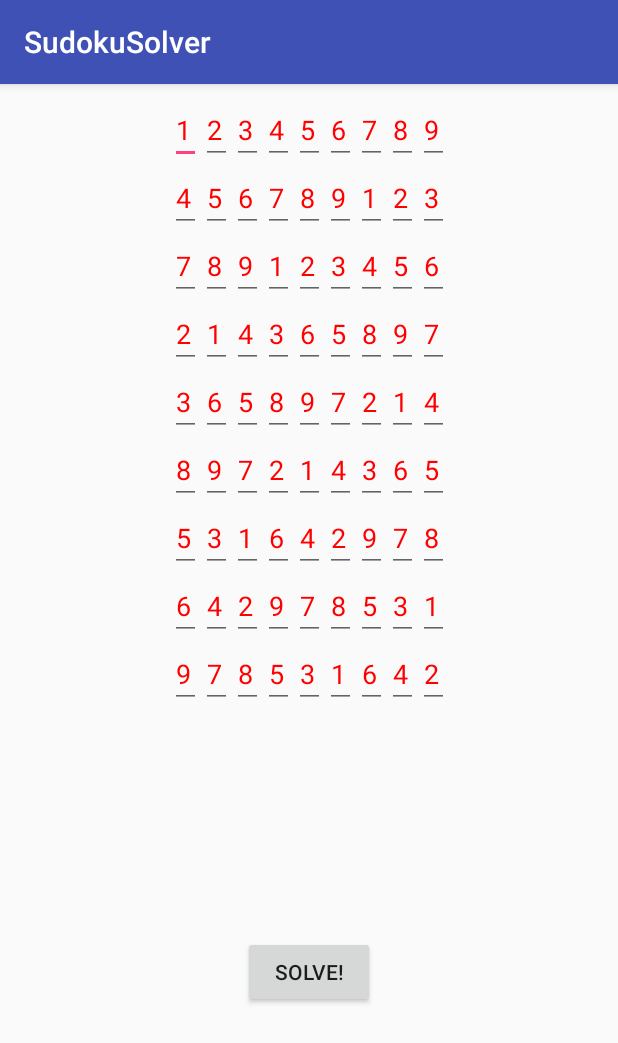
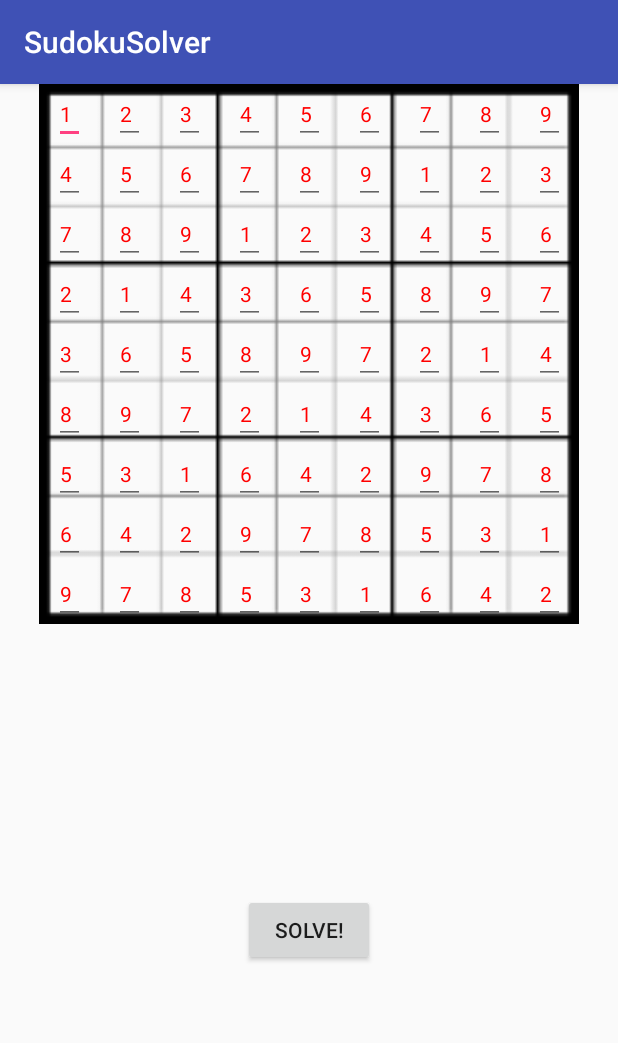
Before and after one commit to fengctor/Sudoku, an Android app: the screen it shows after launch (MainActivity), after a tap on "SOLVE!", on a phone screen of 412 x 824 dp. Shown: the top 1043 px of the screen. Run offline under Robolectric (Android 15) with nearby library versions, the light colour scheme and no system bars.

Commit message:
Add background and fix spacing

```diff
--- a/app/src/main/java/osellus/feng/gary/sudokusolver/MainActivity.java
+++ b/app/src/main/java/osellus/feng/gary/sudokusolver/MainActivity.java
@@ -53,7 +53,11 @@ public class MainActivity extends AppCompatActivity {
         final EditText editText = new EditText(this);
 
         editText.setRawInputType(InputType.TYPE_CLASS_NUMBER);
+        editText.setTextSize(14);
         editText.setFilters(new InputFilter[] {new InputFilter.LengthFilter(EDIT_MAX_LEN)});
+        GridLayout.LayoutParams layoutParams = new GridLayout.LayoutParams(GridLayout.spec(GridLayout.UNDEFINED, 1f), GridLayout.spec(GridLayout.UNDEFINED, 1f));
+        layoutParams.setGravity(Gravity.CENTER);
+        editText.setLayoutParams(layoutParams);
 
         return editText;
     }
--- a/app/src/main/res/layout/activity_main.xml
+++ b/app/src/main/res/layout/activity_main.xml
@@ -8,11 +8,9 @@
 
     <android.support.v7.widget.GridLayout
         android:id="@+id/grid"
-        android:layout_width="wrap_content"
-        android:layout_height="wrap_content"
-        android:layout_marginEnd="8dp"
-        android:layout_marginStart="8dp"
-        android:layout_marginTop="8dp"
+        android:layout_width="360dp"
+        android:layout_height="360dp"
+        android:background="@drawable/sudoku_grid"
         app:columnCount="9"
         app:layout_constraintEnd_toEndOf="parent"
         app:layout_constraintStart_toStartOf="parent"
--- /dev/null
+++ b/app/src/main/res/values/dimens.xml
@@ -0,0 +1,4 @@
+<?xml version="1.0" encoding="utf-8"?>
+<resources>
+    <dimen name="horiz_margin">8dp</dimen>
+</resources>
```
Also changed, not shown: app/src/main/res/drawable-hdpi/sudoku_grid.png (added), app/src/main/res/drawable-mdpi/sudoku_grid.png (added), app/src/main/res/drawable-xhdpi/sudoku_grid.png (added), app/src/main/res/drawable-xxhdpi/sudoku_grid.png (added), app/src/main/res/drawable-xxxhdpi/sudoku_grid.png (added).
